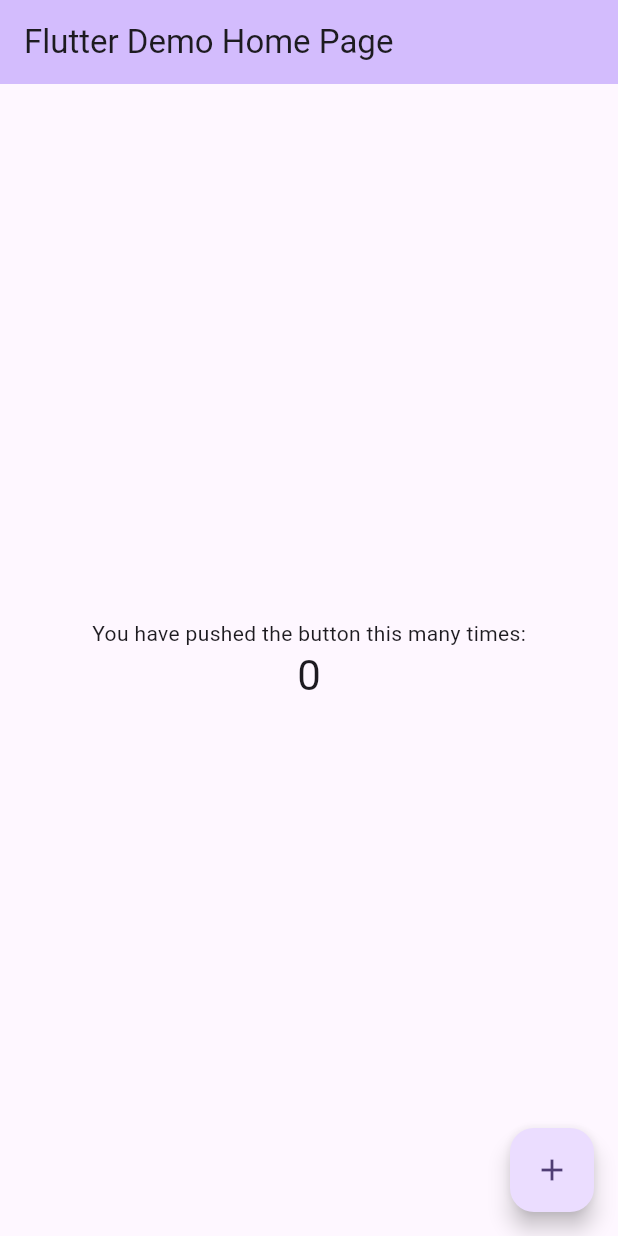
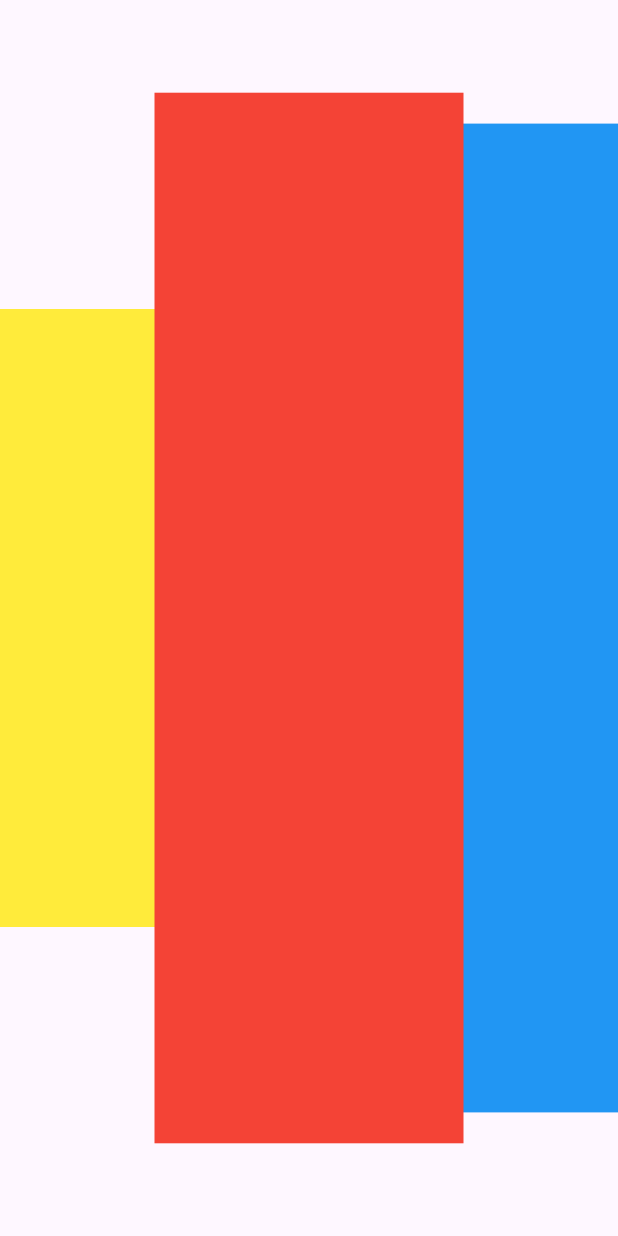
Before and after one commit to arkadi4/flutter_learning_apps, a Flutter app: the screen it shows after launch, on a phone screen of 412 x 824 dp. Run offline on Flutter 3.47's test engine with Material 2 defaults, Android fonts, the phone set to English and light mode, and no system bars.

Commit message:
feat: responsive stack done (Wed Aug 23 15:32:50 RTZ 2023)

```diff
--- a/work_with_design_responsive_stack/lib/main.dart
+++ b/work_with_design_responsive_stack/lib/main.dart
@@ -7,27 +7,11 @@
 class MyApp extends StatelessWidget {
   const MyApp({super.key});
 
-  // This widget is the root of your application.
   @override
   Widget build(BuildContext context) {
     return MaterialApp(
       title: 'Flutter Demo',
       theme: ThemeData(
-        // This is the theme of your application.
-        //
-        // TRY THIS: Try running your application with "flutter run". You'll see
-        // the application has a blue toolbar. Then, without quitting the app,
-        // try changing the seedColor in the colorScheme below to Colors.green
-        // and then invoke "hot reload" (save your changes or press the "hot
-        // reload" button in a Flutter-supported IDE, or press "r" if you used
-        // the command line to start the app).
-        //
-        // Notice that the counter didn't reset back to zero; the application
-        // state is not lost during the reload. To reset the state, use hot
-        // restart instead.
-        //
-        // This works for code too, not just values: Most code changes can be
-        // tested with just a hot reload.
         colorScheme: ColorScheme.fromSeed(seedColor: Colors.deepPurple),
         useMaterial3: true,
       ),
@@ -39,15 +23,6 @@
 class MyHomePage extends StatefulWidget {
   const MyHomePage({super.key, required this.title});
 
-  // This widget is the home page of your application. It is stateful, meaning
-  // that it has a State object (defined below) that contains fields that affect
-  // how it looks.
-
-  // This class is the configuration for the state. It holds the values (in this
-  // case the title) provided by the parent (in this case the App widget) and
-  // used by the build method of the State. Fields in a Widget subclass are
-  // always marked "final".
-
   final String title;
 
   @override
@@ -55,71 +30,44 @@
 }
 
 class _MyHomePageState extends State<MyHomePage> {
-  int _counter = 0;
-
-  void _incrementCounter() {
-    setState(() {
-      // This call to setState tells the Flutter framework that something has
-      // changed in this State, which causes it to rerun the build method below
-      // so that the display can reflect the updated values. If we changed
-      // _counter without calling setState(), then the build method would not be
-      // called again, and so nothing would appear to happen.
-      _counter++;
-    });
-  }
 
   @override
   Widget build(BuildContext context) {
-    // This method is rerun every time setState is called, for instance as done
-    // by the _incrementCounter method above.
-    //
-    // The Flutter framework has been optimized to make rerunning build methods
-    // fast, so that you can just rebuild anything that needs updating rather
-    // than having to individually change instances of widgets.
     return Scaffold(
-      appBar: AppBar(
-        // TRY THIS: Try changing the color here to a specific color (to
-        // Colors.amber, perhaps?) and trigger a hot reload to see the AppBar
-        // change color while the other colors stay the same.
-        backgroundColor: Theme.of(context).colorScheme.inversePrimary,
-        // Here we take the value from the MyHomePage object that was created by
-        // the App.build method, and use it to set our appbar title.
-        title: Text(widget.title),
-      ),
       body: Center(
-        // Center is a layout widget. It takes a single child and positions it
-        // in the middle of the parent.
-        child: Column(
-          // Column is also a layout widget. It takes a list of children and
-          // arranges them vertically. By default, it sizes itself to fit its
-          // children horizontally, and tries to be as tall as its parent.
-          //
-          // Column has various properties to control how it sizes itself and
-          // how it positions its children. Here we use mainAxisAlignment to
-          // center the children vertically; the main axis here is the vertical
-          // axis because Columns are vertical (the cross axis would be
-          // horizontal).
-          //
-          // TRY THIS: Invoke "debug painting" (choose the "Toggle Debug Paint"
-          // action in the IDE, or press "p" in the console), to see the
-          // wireframe for each widget.
-          mainAxisAlignment: MainAxisAlignment.center,
+        child: Stack(
+
           children: <Widget>[
-            const Text(
-              'You have pushed the button this many times:',
+            Positioned(
+              right:  MediaQuery.of(context).size.width * 0.5,
+              top: (MediaQuery.of(context).size.height * 0.5) / 2,
+              child: Container(
+                width: MediaQuery.of(context).size.width * 0.5,
+                height: MediaQuery.of(context).size.height * 0.5,
+                color: Colors.yellow,
+              ),
             ),
-            Text(
-              '$_counter',
-              style: Theme.of(context).textTheme.headlineMedium,
+            Positioned(
+              right:  0,
+              top: (MediaQuery.of(context).size.height - MediaQuery.of(context).size.height * 0.8) / 2,
+              child: Container(
+                width: MediaQuery.of(context).size.width * 0.5,
+                height: MediaQuery.of(context).size.height * 0.8,
+                color: Colors.blue,
+              ),
+            ),
+            Positioned(
+              right:  MediaQuery.of(context).size.width * 0.25,
+              top: (MediaQuery.of(context).size.height - MediaQuery.of(context).size.height * 0.85) / 2,
+              child: Container(
+                width: MediaQuery.of(context).size.width * 0.5,
+                height: MediaQuery.of(context).size.height * 0.85,
+                color: Colors.red,
+              ),
             ),
           ],
         ),
       ),
-      floatingActionButton: FloatingActionButton(
-        onPressed: _incrementCounter,
-        tooltip: 'Increment',
-        child: const Icon(Icons.add),
-      ), // This trailing comma makes auto-formatting nicer for build methods.
     );
   }
 }
```
